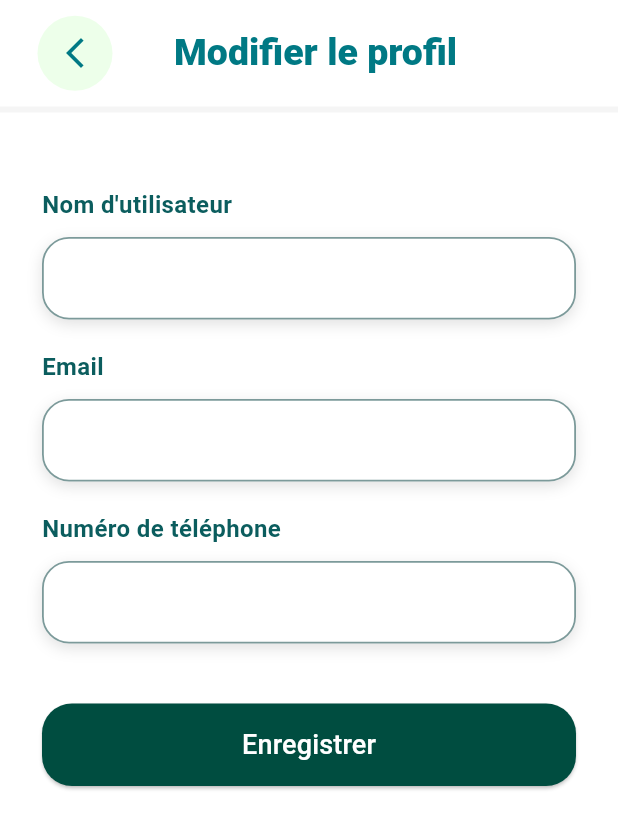
After one commit to CapgePau-Uppa/DinoPet-Walker, a Flutter app: the EditProfileScreen screen opened directly, on a phone screen of 412 x 824 dp. The commit adds this screen. Shown: the top 829 px of the screen. Run offline on Flutter 3.47's test engine with Material 3 defaults, Android fonts, the phone set to English and light mode, and no system bars; our stand-ins replace app_links, cloud_firestore, connectivity_plus, delightful_toast, firebase_auth, firebase_core and 6 more; missing offline and left inert: flutter_web_auth_2, health; accounts and stored records are empty.

Commit message:
add edit profile screen to settings

```diff
--- /dev/null
+++ b/lib/pages/edit_profile_screen.dart
@@ -0,0 +1,60 @@
+import 'package:dinopet_walker/widgets/settings/profile/input_field.dart';
+import 'package:flutter/material.dart';
+import 'package:dinopet_walker/widgets/common/my_appbar.dart';
+import 'package:dinopet_walker/widgets/common/primary_button.dart';
+
+class EditProfileScreen extends StatefulWidget {
+  const EditProfileScreen({super.key});
+
+  @override
+  State<EditProfileScreen> createState() => _EditProfileScreenState();
+}
+
+class _EditProfileScreenState extends State<EditProfileScreen> {
+  final TextEditingController usernameController = TextEditingController();
+  final TextEditingController emailController = TextEditingController();
+  final TextEditingController phoneController = TextEditingController();
+
+  @override
+  Widget build(BuildContext context) {
+    return Scaffold(
+      backgroundColor: Colors.white,
+      resizeToAvoidBottomInset: false,
+      appBar: Myappbar(title: "Modifier le profil", showBackButton: true),
+      body: SafeArea(
+      child: SingleChildScrollView(
+        padding: const EdgeInsets.symmetric(horizontal: 28),
+        child: SizedBox(
+          height:
+              MediaQuery.of(context).size.height -
+              MediaQuery.of(context).padding.top -
+              kToolbarHeight,
+          child: Column(
+            children: [
+              const SizedBox(height: 50),
+              InputField(
+                label: "Nom d'utilisateur",
+                controller: usernameController,
+              ),
+              const SizedBox(height: 20),
+              InputField(
+                label: "Email",
+                controller: emailController,
+                keyboardType: TextInputType.emailAddress,
+              ),
+              const SizedBox(height: 20),
+              InputField(
+                label: "Numéro de téléphone",
+                controller: phoneController,
+                keyboardType: TextInputType.phone,
+              ),
+              const SizedBox(height: 40),
+              PrimaryButton(label: "Enregistrer", onPressed: () {}),
+            ],
+          ),
+        ),
+      ),
+              ),
+    );
+  }
+}
--- a/lib/pages/settings_screen.dart
+++ b/lib/pages/settings_screen.dart
@@ -1,3 +1,4 @@
+import 'package:dinopet_walker/pages/edit_profile_screen.dart';
 import 'package:dinopet_walker/widgets/common/toast.dart';
 import 'package:dinopet_walker/widgets/login/auth_wrapper.dart';
 import 'package:dinopet_walker/widgets/settings/settings_item.dart';
@@ -119,7 +120,12 @@ class _SettingsScreenState extends State<SettingsScreen> {
           SettingsItem(
             title: "Modifier le profil",
             icon: Icons.person_outline,
-            onTap: () {},
+            onTap: () {
+              Navigator.push(
+                context,
+                MaterialPageRoute(builder: (_) => const EditProfileScreen()),
+              );
+            },
           ),
 
           const SizedBox(height: 15),
--- a/lib/widgets/common/my_appbar.dart
+++ b/lib/widgets/common/my_appbar.dart
@@ -14,11 +14,12 @@ class Myappbar extends StatelessWidget implements PreferredSizeWidget {
       elevation: 0,
       scrolledUnderElevation: 0,
       centerTitle: true,
+      leadingWidth: 100,
       leading: showBackButton
           ? Center(
               child: Container(
-                height: 40,
-                width: 40,
+                height: 50,
+                width: 50,
                 decoration: const BoxDecoration(
                   color: Color(0xFFEDFFEA),
                   shape: BoxShape.circle,
@@ -40,13 +41,16 @@ class Myappbar extends StatelessWidget implements PreferredSizeWidget {
         style: const TextStyle(
           color: Color(0xFF007984),
           fontWeight: FontWeight.w900,
-          fontSize: 28,
+          fontSize: 25,
         ),
       ),
 
       bottom: PreferredSize(
         preferredSize: const Size.fromHeight(1.0),
-        child: Container(color: Colors.grey.withValues(alpha:0.1), height: 4.0),
+        child: Container(
+          color: Colors.grey.withValues(alpha: 0.1),
+          height: 4.0,
+        ),
       ),
     );
   }
--- /dev/null
+++ b/lib/widgets/settings/profile/input_field.dart
@@ -0,0 +1,84 @@
+import 'package:flutter/material.dart';
+
+class InputField extends StatelessWidget {
+  final String label;
+  final TextEditingController controller;
+  final TextInputType? keyboardType;
+  final bool obscureText;
+
+  const InputField({
+    super.key,
+    required this.label,
+    required this.controller,
+    this.keyboardType,
+    this.obscureText = false,
+  });
+
+  @override
+  Widget build(BuildContext context) {
+    return SingleChildScrollView(
+      child: Column(
+        crossAxisAlignment: CrossAxisAlignment.start,
+        children: [
+          Text(
+            label,
+            style: const TextStyle(
+              fontSize: 16,
+              fontWeight: FontWeight.w700,
+              color: Color(0xFF0B5D5E),
+            ),
+          ),
+          const SizedBox(height: 10),
+          Container(
+            decoration: BoxDecoration(
+              borderRadius: BorderRadius.circular(18),
+              boxShadow: [
+                BoxShadow(
+                  color: Colors.black.withValues(alpha: 0.12),
+                  blurRadius: 8,
+                  offset: const Offset(0, 3),
+                ),
+              ],
+            ),
+            child: TextField(
+              controller: controller,
+              keyboardType: keyboardType,
+              obscureText: obscureText,
+              style: const TextStyle(fontSize: 15, color: Color(0xFF5E5E5E)),
+              decoration: InputDecoration(
+                filled: true,
+                fillColor: Colors.white,
+                contentPadding: const EdgeInsets.symmetric(
+                  horizontal: 18,
+                  vertical: 16,
+                ),
+                border: OutlineInputBorder(
+                  borderRadius: BorderRadius.circular(18),
+                  borderSide: const BorderSide(
+                    color: Color(0xFF7C9A9A),
+                    width: 1.2,
+                  ),
+                ),
+                enabledBorder: OutlineInputBorder(
+                  borderRadius: BorderRadius.circular(18),
+                  borderSide: const BorderSide(
+                    color: Color(0xFF7C9A9A),
+                    width: 1.2,
+                  ),
+                ),
+                focusedBorder: OutlineInputBorder(
+                  borderRadius: BorderRadius.circular(18),
+                  borderSide: const BorderSide(
+                    color: Color(0xFF0B5D5E),
+                    width: 1.5,
+                  ),
+                ),
+                isDense: true,
+              ),
+            ),
+          ),
+        ],
+      ),
+    );
+  }
+}
```
